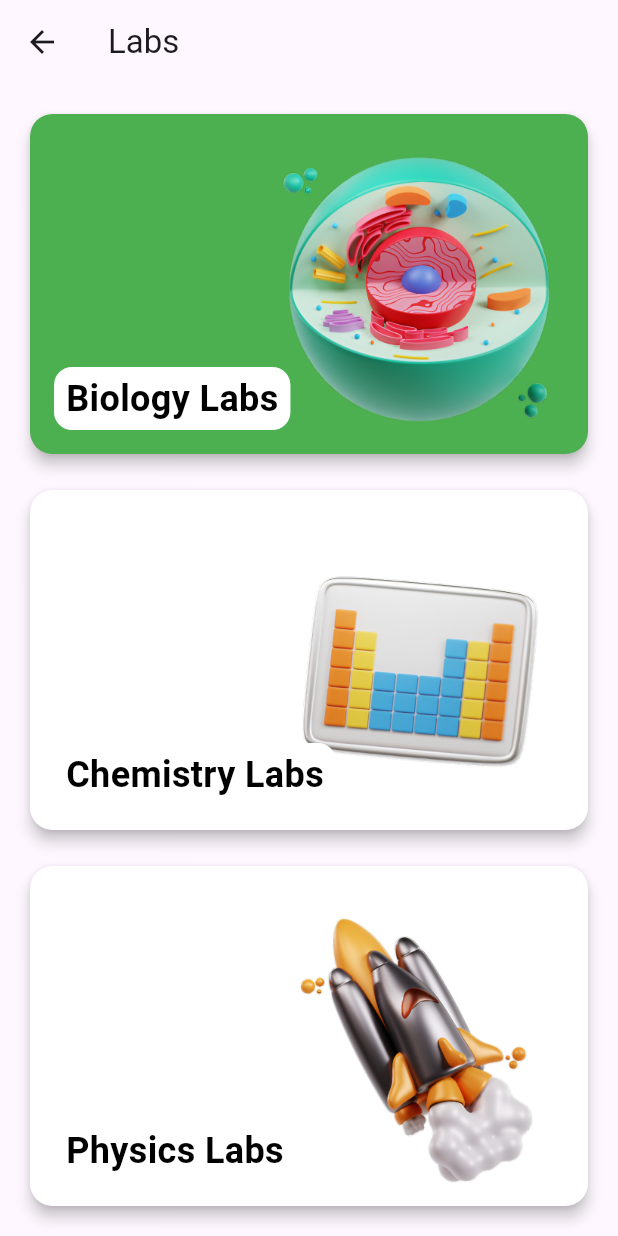
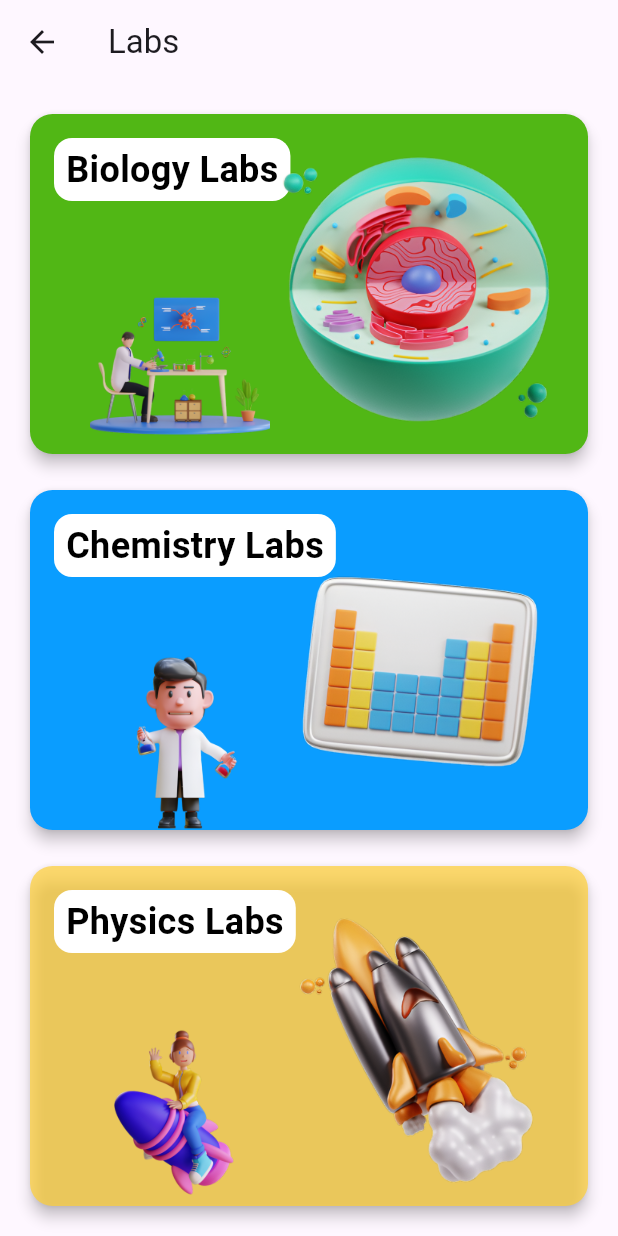
Before and after one commit to Darshan1209/FinalProject, a Flutter app: the LabsPage screen opened directly, on a phone screen of 412 x 824 dp. Run offline on Flutter 3.47's test engine with Material 3 defaults, Android fonts, the phone set to English and light mode, and no system bars; our stand-ins replace audioplayers, cached_network_image, cloud_firestore, dash_chat_2, email_validator, firebase_auth and 13 more; missing offline and left inert: chart_sparkline; accounts and stored records are empty; network calls fail; project files that could hold a hidden picture were left out.

Commit message:
Another UI update

```diff
--- a/lib/src/screens/labs_page.dart
+++ b/lib/src/screens/labs_page.dart
@@ -1,6 +1,8 @@
+import 'package:apt3065/src/constants/colors.dart';
 import 'package:apt3065/src/screens/labsbiologytopics.dart';
 import 'package:apt3065/src/screens/labschemistrytopics.dart';
 import 'package:apt3065/src/screens/labsphysicstopics.dart';
+import 'package:apt3065/src/utils/responsive_helper.dart';
 import 'package:apt3065/src/widgets/chatbutton.dart';
 import 'package:flutter/material.dart';
 
@@ -9,12 +11,14 @@
 
   @override
   Widget build(BuildContext context) {
+    final width = MediaQuery.of(context).size.width;
+    final height = MediaQuery.of(context).size.height;
     return Scaffold(
       appBar: AppBar(
-        title: Text('Labs'),
+        title: const Text('Labs'),
       ),
       body: Padding(
-        padding: EdgeInsets.all(16.0),
+        padding: const EdgeInsets.all(16.0),
         child: Column(
           crossAxisAlignment: CrossAxisAlignment.stretch,
           children: [
@@ -30,45 +34,51 @@
                 },
                 child: buildCard(
                     'Biology Labs',
-                  Colors.green,
+                    GeneralAppColors.biologyColor,
                     'assets/images/3Dcell.png',
+                    'assets/images/biologyavatar.png',
+                    width,
+                    height),
               ),
             ),
-            ),
-            SizedBox(height: 16), // Add some space between cards
+            const SizedBox(height: 16), // Add some space between cards
             Expanded(
               child: InkWell(
                 onTap: () {
                   Navigator.push(
                     context,
                     MaterialPageRoute(
-                      builder: (context) => LabsChemistryTopicsPage(),
+                      builder: (context) => const LabsChemistryTopicsPage(),
                     ),
                   );
                 },
                 child: buildCard(
                     'Chemistry Labs',
-                  Colors.white,
+                    GeneralAppColors.chemistryColor,
                     'assets/images/periodicTable.png',
+                    'assets/images/chemistryavatar.png',
+                    width,
+                    height),
               ),
             ),
-            ),
-            SizedBox(height: 16), // Add some space between cards
+            const SizedBox(height: 16), // Add some space between cards
             Expanded(
               child: InkWell(
                 onTap: () {
                   Navigator.push(
                     context,
                     MaterialPageRoute(
-                      builder: (context) => LabsPhysicsTopicsPage(),
+                      builder: (context) => const LabsPhysicsTopicsPage(),
                     ),
                   );
                 },
                 child: buildCard(
                     'Physics Labs',
-                  Colors.white,
+                    GeneralAppColors.physicsColor.withOpacity(0.7),
                     'assets/images/rocket.png',
-                ),
+                    'assets/images/physicsavatar.png',
+                    width,
+                    height),
               ),
             ),
           ],
@@ -77,7 +87,8 @@
     );
   }
 
-  Card buildCard(String title, Color color, String imagePath) {
+  Card buildCard(String title, Color color, String imagePath,
+      String secondImagePath, width, height) {
     return Card(
       elevation: 4,
       shape: RoundedRectangleBorder(
@@ -87,21 +98,15 @@
       child: Stack(
         fit: StackFit.expand,
         children: [
-          if (imagePath.isNotEmpty)
-            Image.asset(
-              imagePath,
-              fit: BoxFit.contain,
-              alignment: Alignment.centerRight,
-            ),
           Padding(
             padding: const EdgeInsets.all(16.0),
             child: Column(
               crossAxisAlignment: CrossAxisAlignment.start,
-              mainAxisAlignment: MainAxisAlignment.end,
+              mainAxisAlignment: MainAxisAlignment.start,
               children: [
                 Container(
-                  padding:
-                      EdgeInsets.only(left: 8, right: 8, top: 4, bottom: 4),
+                  padding: const EdgeInsets.only(
+                      left: 8, right: 8, top: 4, bottom: 4),
                   decoration: BoxDecoration(
                     color: Colors.white,
                     borderRadius: BorderRadius.circular(12),
@@ -115,7 +120,26 @@
                     ),
                   ),
                 ),
+                const SizedBox(height: 8),
               ],
+            ),
+          ),
+          if (imagePath.isNotEmpty)
+            Image.asset(
+              imagePath,
+              fit: BoxFit.contain,
+              alignment: Alignment.centerRight,
+            ),
+          if (imagePath.isNotEmpty)
+            Positioned(
+              bottom: -2, // Adjust the position if needed
+              left: 40, // Adjust the position if needed
+              child: Image.asset(
+                secondImagePath,
+                width: transformWidth(width, 120), // Reduced width
+                height: transformHeight(height, 120), // Reduced height
+                fit: BoxFit
+                    .cover, // This makes the image stay within the given size
               ),
             ),
         ],
--- a/pubspec.yaml
+++ b/pubspec.yaml
@@ -99,6 +99,9 @@
     - assets/images/lawsOfMotion.png
     - assets/images/pendulum.png
     - assets/images/refraction.png
+    - assets/images/biologyavatar.png
+    - assets/images/chemistryavatar.png
+    - assets/images/physicsavatar.png
 
 
 
```
Also changed, not shown: assets/images/biologyavatar.png (added), assets/images/chemistryavatar.png (added), assets/images/physicsavatar.png (added). Lines whose indentation alone changed are shown as unchanged.
